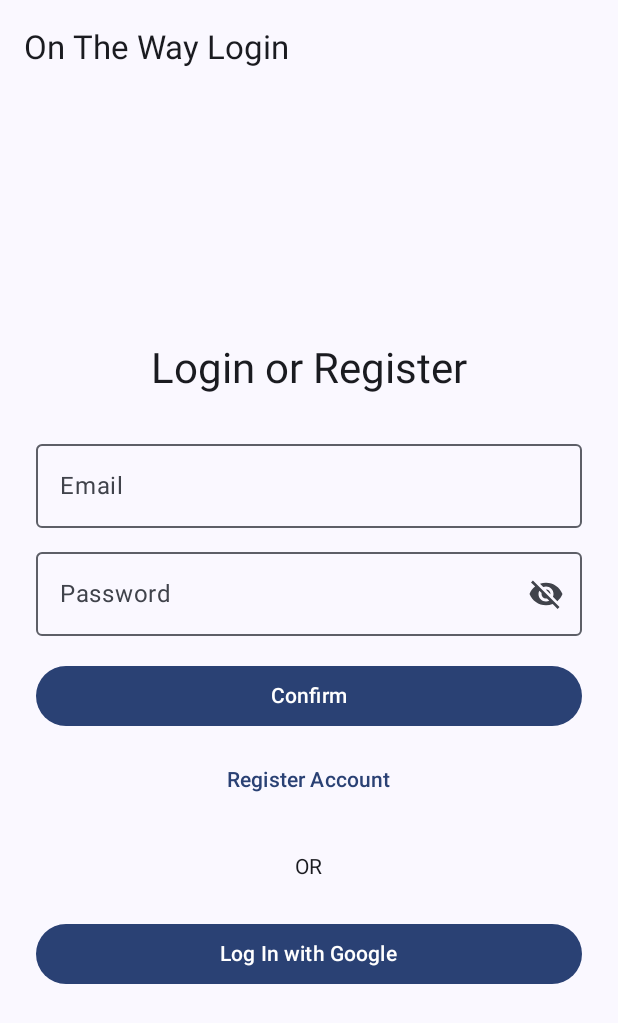
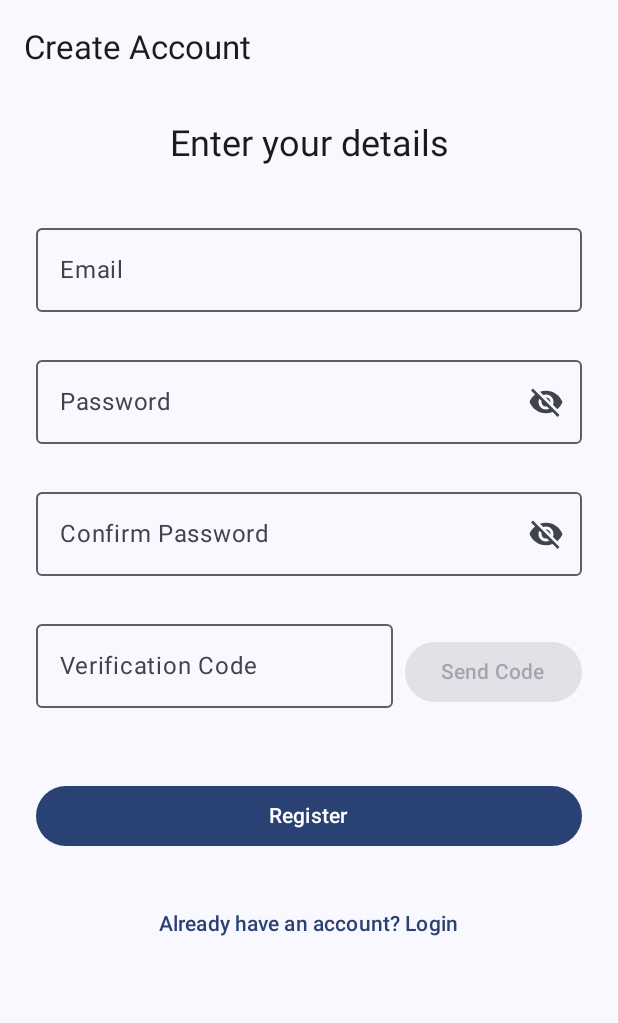
Before and after one commit to zhenbangqr/otw, an Android app built with Jetpack Compose: the screen it shows after launch (MainActivity), after a tap on "Register Account", on a phone screen of 412 x 824 dp. Shown: the top 1023 px of the screen. Run offline under Robolectric (Android 15) with nearby library versions, the phone set to English and light mode, and no system bars; libraries missing offline, so code that uses them is left out: net.openid.appauth; 2 statements that could not run were skipped.

Commit message:
done simple navigation between login and register screen

```diff
--- a/app/build.gradle.kts
+++ b/app/build.gradle.kts
@@ -46,6 +46,7 @@ android {
 }
 
 dependencies {
+    implementation(libs.androidx.navigation.compose)
     implementation(libs.androidx.material.iconsExtended)
     implementation(libs.androidx.security.crypto)
     implementation(libs.openid.appauth)
--- /dev/null
+++ b/app/src/main/java/com/zhenbang/otw/AppNavigation.kt
@@ -0,0 +1,48 @@
+package com.zhenbang.otw
+
+import androidx.compose.runtime.Composable
+import androidx.navigation.compose.*
+
+object AppDestinations { // <--- Place it here
+    const val LOGIN_ROUTE = "login"
+    const val REGISTER_ROUTE = "register"
+}
+
+@Composable
+fun AppNavigation() {
+    val navController = rememberNavController() // Create the NavController
+
+    NavHost(
+        navController = navController,
+        startDestination = AppDestinations.LOGIN_ROUTE // Start at the Login screen
+    ) {
+        // Define the Login Screen destination
+        composable(route = AppDestinations.LOGIN_ROUTE) {
+            LoginScreen(
+                // Pass a lambda function to handle navigation *to* Register
+                onNavigateToRegister = {
+                    navController.navigate(AppDestinations.REGISTER_ROUTE)
+                }
+                // authViewModel is provided by default viewModel() within LoginScreen
+            )
+        }
+
+        // Define the Register Screen destination
+        composable(route = AppDestinations.REGISTER_ROUTE) {
+            RegisterScreen(
+                // Pass a lambda function to handle navigation *back* to Login
+                onNavigateToLogin = {
+                    navController.popBackStack() // Simple back navigation
+                    // Or navigate specifically if needed, clearing the stack:
+                    // navController.navigate(AppDestinations.LOGIN_ROUTE) {
+                    //     popUpTo(AppDestinations.LOGIN_ROUTE) { inclusive = true }
+                    // }
+                }
+                // registerViewModel would be provided here if needed
+            )
+        }
+
+        // Add other destinations (e.g., your main app screen after login)
+        // composable(route = "main_dashboard") { /* MainDashboardScreen(...) */ }
+    }
+}
--- a/app/src/main/java/com/zhenbang/otw/Login.kt
+++ /dev/null
@@ -1 +0,0 @@
-package com.zhenbang.otw
--- a/app/src/main/java/com/zhenbang/otw/LoginScreen.kt
+++ b/app/src/main/java/com/zhenbang/otw/LoginScreen.kt
@@ -33,8 +33,9 @@ import kotlinx.coroutines.flow.collectLatest // Import for collectLatest
 @OptIn(ExperimentalMaterial3Api::class)
 @Composable
 fun LoginScreen(
-    authViewModel: AuthViewModel = viewModel()
-) {
+    authViewModel: AuthViewModel = viewModel(),
+    onNavigateToRegister: () -> Unit //
+)  {
     val googleAuthState by remember { derivedStateOf { authViewModel.userAuthState } }
 
     var email by rememberSaveable { mutableStateOf("") }
@@ -177,8 +178,8 @@ fun LoginScreen(
                 // Register Account Text (Clickable)
                 TextButton(
                     onClick = {
-                        // TODO: Implement navigation to Registration Screen
                         println("Register Account Clicked!")
+                        onNavigateToRegister()
                     },
                     modifier = Modifier.align(Alignment.CenterHorizontally)
                 ) {
--- a/app/src/main/java/com/zhenbang/otw/MainActivity.kt
+++ b/app/src/main/java/com/zhenbang/otw/MainActivity.kt
@@ -19,12 +19,12 @@ class MainActivity : ComponentActivity() {
     override fun onCreate(savedInstanceState: Bundle?) {
         super.onCreate(savedInstanceState)
         setContent {
-            OnTheWayTheme {
+            OnTheWayTheme { // Apply your theme
                 Surface(
                     modifier = Modifier.fillMaxSize(),
                     color = MaterialTheme.colorScheme.background
                 ) {
-                    LoginScreen()
+                    AppNavigation() // Set up navigation here
                 }
             }
         }
@@ -38,7 +38,7 @@ class MainActivity : ComponentActivity() {
 fun GreetingPreview() {
     OnTheWayTheme {
         Surface(modifier = Modifier.fillMaxSize(), color = MaterialTheme.colorScheme.background) {
-            LoginScreen()
+            LoginScreen(onNavigateToRegister = {})
         }
     }
 }
--- /dev/null
+++ b/app/src/main/java/com/zhenbang/otw/RegisterScreen.kt
@@ -0,0 +1,276 @@
+package com.zhenbang.otw
+
+import androidx.compose.foundation.layout.*
+import androidx.compose.foundation.text.KeyboardOptions
+import androidx.compose.material.icons.Icons
+import androidx.compose.material.icons.filled.Visibility
+import androidx.compose.material.icons.filled.VisibilityOff
+import androidx.compose.material3.*
+import androidx.compose.runtime.*
+import androidx.compose.runtime.saveable.rememberSaveable
+import androidx.compose.ui.Alignment
+import androidx.compose.ui.Modifier
+import androidx.compose.ui.text.input.KeyboardType
+import androidx.compose.ui.text.input.PasswordVisualTransformation
+import androidx.compose.ui.text.input.VisualTransformation
+import androidx.compose.ui.text.style.TextAlign
+import androidx.compose.ui.unit.dp
+import kotlinx.coroutines.delay
+
+// TODO: You'll likely want a dedicated RegisterViewModel for API calls
+// import com.zhenbang.otw.auth.RegisterViewModel
+// import androidx.lifecycle.viewmodel.compose.viewModel
+
+
+/**
+ * Composable function for the User Registration Screen.
+ *
+ * Includes fields for email, password, password confirmation, and a verification code
+ * with a timed resend functionality.
+ *
+ * // TODO: Pass ViewModel instance for actual logic
+ * // @param registerViewModel The ViewModel instance managing registration logic.
+ * @param onNavigateToLogin Callback function to navigate back to the Login screen.
+ */
+@OptIn(ExperimentalMaterial3Api::class)
+@Composable
+fun RegisterScreen(
+    // registerViewModel: RegisterViewModel = viewModel(), // Uncomment when ViewModel is ready
+    onNavigateToLogin: () -> Unit
+) {
+    // --- State Variables ---
+    var email by rememberSaveable { mutableStateOf("") }
+    var password by rememberSaveable { mutableStateOf("") }
+    var confirmPassword by rememberSaveable { mutableStateOf("") }
+    var verificationCode by rememberSaveable { mutableStateOf("") }
+
+    var passwordVisible by rememberSaveable { mutableStateOf(false) }
+    var confirmPasswordVisible by rememberSaveable { mutableStateOf(false) }
+
+    var emailError by remember { mutableStateOf<String?>(null) }
+    var passwordError by remember { mutableStateOf<String?>(null) }
+    var confirmPasswordError by remember { mutableStateOf<String?>(null) }
+    var verificationCodeError by remember { mutableStateOf<String?>(null) }
+    var generalError by remember { mutableStateOf<String?>(null) } // For general registration errors
+
+    // Verification Code Timer State
+    var isTimerRunning by rememberSaveable { mutableStateOf(false) }
+    var remainingTime by rememberSaveable { mutableStateOf(0) }
+    var requestCodeSentAtLeastOnce by rememberSaveable { mutableStateOf(false) } // To change "Send" to "Resend"
+
+    // --- Timer Logic ---
+    LaunchedEffect(key1 = isTimerRunning) {
+        if (isTimerRunning) {
+            while (remainingTime > 0) {
+                delay(1000) // Wait for 1 second
+                remainingTime--
+            }
+            isTimerRunning = false // Timer finished
+        }
+    }
+
+    // --- Helper Functions ---
+    fun validateFields(): Boolean {
+        // Reset errors
+        emailError = null
+        passwordError = null
+        confirmPasswordError = null
+        verificationCodeError = null
+        generalError = null
+        var isValid = true
+
+        // Basic Validations (Add more specific checks as needed)
+        if (email.isBlank() || !android.util.Patterns.EMAIL_ADDRESS.matcher(email).matches()) {
+            emailError = "Enter a valid email address"
+            isValid = false
+        }
+        if (password.length < 8) { // Example: Minimum 8 characters
+            passwordError = "Password must be at least 8 characters"
+            isValid = false
+        }
+        if (password != confirmPassword) {
+            confirmPasswordError = "Passwords do not match"
+            isValid = false
+        }
+        if (verificationCode.isBlank()) { // Example: Check if not blank
+            verificationCodeError = "Enter the verification code"
+            isValid = false
+        }
+        // Add length check if code has fixed length, e.g. 6 digits
+        // if (verificationCode.length != 6) { ... }
+
+
+        return isValid
+    }
+
+    // --- UI Definition ---
+    Scaffold(
+        topBar = {
+            TopAppBar(title = { Text("Create Account") })
+        }
+    ) { paddingValues ->
+        Column(
+            modifier = Modifier
+                .fillMaxSize()
+                .padding(paddingValues)
+                .padding(horizontal = 24.dp, vertical = 16.dp) // Consistent padding
+                .imePadding(), // Adjusts padding when keyboard appears
+            verticalArrangement = Arrangement.spacedBy(8.dp), // Spacing between elements
+            horizontalAlignment = Alignment.CenterHorizontally
+        ) {
+
+            Text("Enter your details", style = MaterialTheme.typography.headlineSmall)
+            Spacer(modifier = Modifier.height(16.dp))
+
+            // General Error Display
+            generalError?.let {
+                Text(
+                    text = it,
+                    color = MaterialTheme.colorScheme.error,
+                    style = MaterialTheme.typography.bodyMedium,
+                    textAlign = TextAlign.Center,
+                    modifier = Modifier.padding(bottom = 8.dp)
+                )
+            }
+
+            // Email Field
+            OutlinedTextField(
+                value = email,
+                onValueChange = { email = it; emailError = null; generalError = null },
+                label = { Text("Email") },
+                modifier = Modifier.fillMaxWidth(),
+                keyboardOptions = KeyboardOptions(keyboardType = KeyboardType.Email),
+                singleLine = true,
+                isError = emailError != null,
+                supportingText = { emailError?.let { Text(it) } }
+            )
+
+            // Password Field
+            OutlinedTextField(
+                value = password,
+                onValueChange = { password = it; passwordError = null; generalError = null },
+                label = { Text("Password") },
+                modifier = Modifier.fillMaxWidth(),
+                singleLine = true,
+                visualTransformation = if (passwordVisible) VisualTransformation.None else PasswordVisualTransformation(),
+                keyboardOptions = KeyboardOptions(keyboardType = KeyboardType.Password),
+                trailingIcon = {
+                    val image = if (passwordVisible) Icons.Filled.Visibility else Icons.Filled.VisibilityOff
+                    val description = if (passwordVisible) "Hide password" else "Show password"
+                    IconButton(onClick = { passwordVisible = !passwordVisible }) {
+                        Icon(imageVector = image, description)
+                    }
+                },
+                isError = passwordError != null,
+                supportingText = { passwordError?.let { Text(it) } }
+            )
+
+            // Confirm Password Field
+            OutlinedTextField(
+                value = confirmPassword,
+                onValueChange = { confirmPassword = it; confirmPasswordError = null; generalError = null },
+                label = { Text("Confirm Password") },
+                modifier = Modifier.fillMaxWidth(),
+                singleLine = true,
+                visualTransformation = if (confirmPasswordVisible) VisualTransformation.None else PasswordVisualTransformation(),
+                keyboardOptions = KeyboardOptions(keyboardType = KeyboardType.Password),
+                trailingIcon = {
+                    val image = if (confirmPasswordVisible) Icons.Filled.Visibility else Icons.Filled.VisibilityOff
+                    val description = if (confirmPasswordVisible) "Hide password" else "Show password"
+                    IconButton(onClick = { confirmPasswordVisible = !confirmPasswordVisible }) {
+                        Icon(imageVector = image, description)
+                    }
+                },
+                isError = confirmPasswordError != null,
+                supportingText = { confirmPasswordError?.let { Text(it) } }
+            )
+
+            // Verification Code Row
+            Row(
+                modifier = Modifier.fillMaxWidth(),
+                verticalAlignment = Alignment.CenterVertically,
+                horizontalArrangement = Arrangement.spacedBy(8.dp)
+            ) {
+                // Verification Code Input
+                OutlinedTextField(
+                    value = verificationCode,
+                    onValueChange = { verificationCode = it.filter { char -> char.isDigit() } ; verificationCodeError = null; generalError = null }, // Allow only digits
+                    label = { Text("Verification Code") },
+                    modifier = Modifier.weight(1f), // Take available space
+                    keyboardOptions = KeyboardOptions(keyboardType = KeyboardType.NumberPassword), // Use number keyboard
+                    singleLine = true,
+                    isError = verificationCodeError != null,
+                    supportingText = { verificationCodeError?.let { Text(it) } }
+                )
+
+                // Send/Resend Code Button
+                Button(
+                    onClick = {
+                        // TODO: Call ViewModel to send code request to the entered email
+                        println("Send/Resend Code clicked for email: $email")
+                        // Example: registerViewModel.sendVerificationCode(email)
+                        // --- Start Timer ---
+                        requestCodeSentAtLeastOnce = true // Mark as sent
+                        remainingTime = 60 // Reset timer duration
+                        isTimerRunning = true // Start the countdown
+                    },
+                    enabled = !isTimerRunning && email.isNotBlank() && android.util.Patterns.EMAIL_ADDRESS.matcher(email).matches(), // Enable only if timer not running and email is valid
+                    modifier = Modifier.wrapContentWidth() // Adjust width to content
+                ) {
+                    Text(
+                        if (isTimerRunning) {
+                            "Resend in ${remainingTime}s"
+                        } else {
+                            if (requestCodeSentAtLeastOnce) "Resend Code" else "Send Code"
+                        }
+                    )
+                }
+            }
+            // Add supporting text for verification code field if error exists but doesn't fit in the outlined field's slot
+            if (verificationCodeError != null && verificationCode.length > 0) { // Check length condition if needed
+                Text(
+                    text = verificationCodeError!!,
+                    color = MaterialTheme.colorScheme.error,
+                    style = MaterialTheme.typography.bodySmall,
+                    modifier = Modifier.fillMaxWidth().padding(start = 16.dp) // Align with text field approx
+                )
+            }
+
+
+            Spacer(modifier = Modifier.height(16.dp)) // Space before register button
+
+            // Register Button
+            Button(
+                onClick = {
+                    if (validateFields()) {
+                        // TODO: Call ViewModel to perform registration
+                        println("Register clicked: Email=$email, Code=$verificationCode")
+                        // Example: registerViewModel.registerUser(email, password, verificationCode) { success, error ->
+                        //    if (!success) { generalError = error ?: "Registration failed" }
+                        //    else { /* Handle success, maybe navigate */ }
+                        // }
+                    }
+                },
+                modifier = Modifier.fillMaxWidth()
+            ) {
+                Text("Register")
+            }
+
+            Spacer(modifier = Modifier.height(8.dp))
+
+            // Link to Login Screen
+            TextButton(onClick = onNavigateToLogin) {
+                Text("Already have an account? Login")
+            }
+        }
+    }
+}
+
+// You would typically preview this within your main Activity or a dedicated preview file
+// @Preview(showBackground = true)
+// @Composable
+// fun RegisterScreenPreview() {
+//     YourAppTheme { // Replace with your actual theme
+//          RegisterScreen(onNavigateToLogin = {})
+//     }
+// }
--- a/gradle/libs.versions.toml
+++ b/gradle/libs.versions.toml
@@ -12,8 +12,10 @@ appauth = "0.11.1"
 androidxBrowser = "1.8.0"
 androidxLifecycle = "2.7.0"
 androidxSecurityCrypto = "1.1.0-alpha06"
+androidxNavigationCompose = "2.7.7"
 
 [libraries]
+androidx-navigation-compose = { group = "androidx.navigation", name = "navigation-compose", version.ref = "androidxNavigationCompose" }
 androidx-material-iconsExtended = { group = "androidx.compose.material", name = "material-icons-extended" }
 androidx-security-crypto = { group = "androidx.security", name = "security-crypto", version.ref = "androidxSecurityCrypto" }
 openid-appauth = { group = "net.openid", name = "appauth", version.ref = "appauth" }
```
